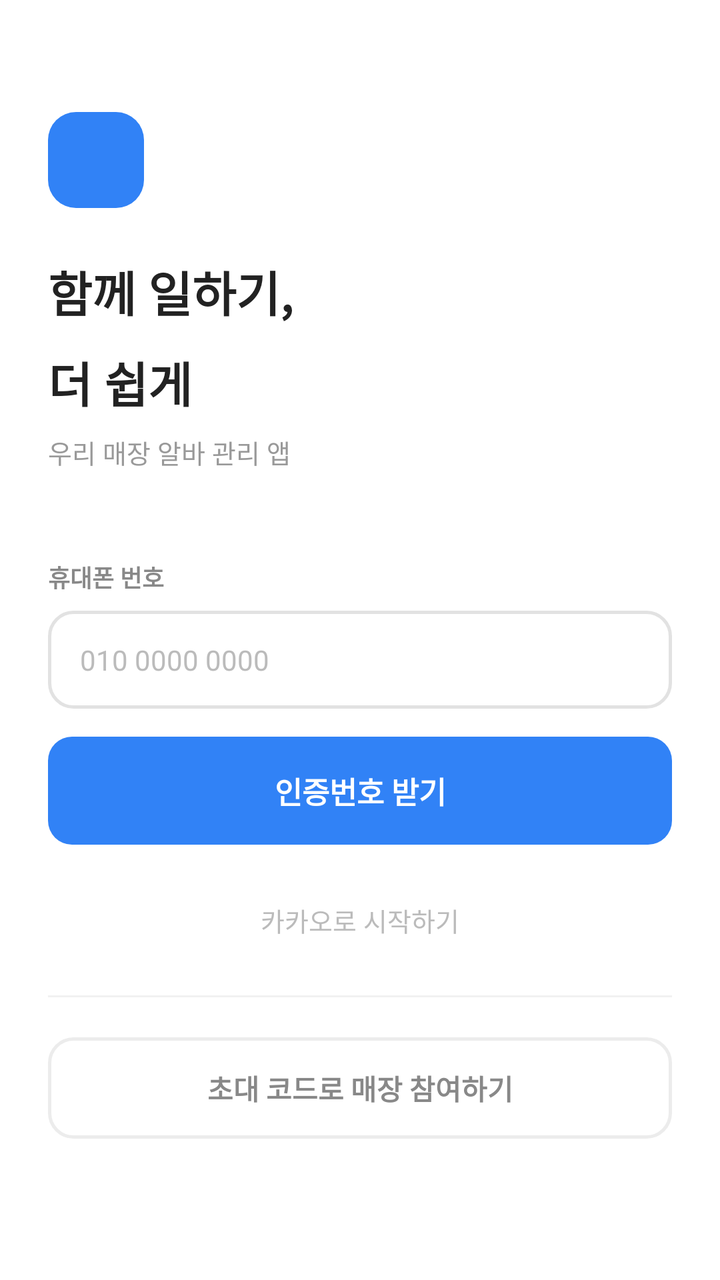
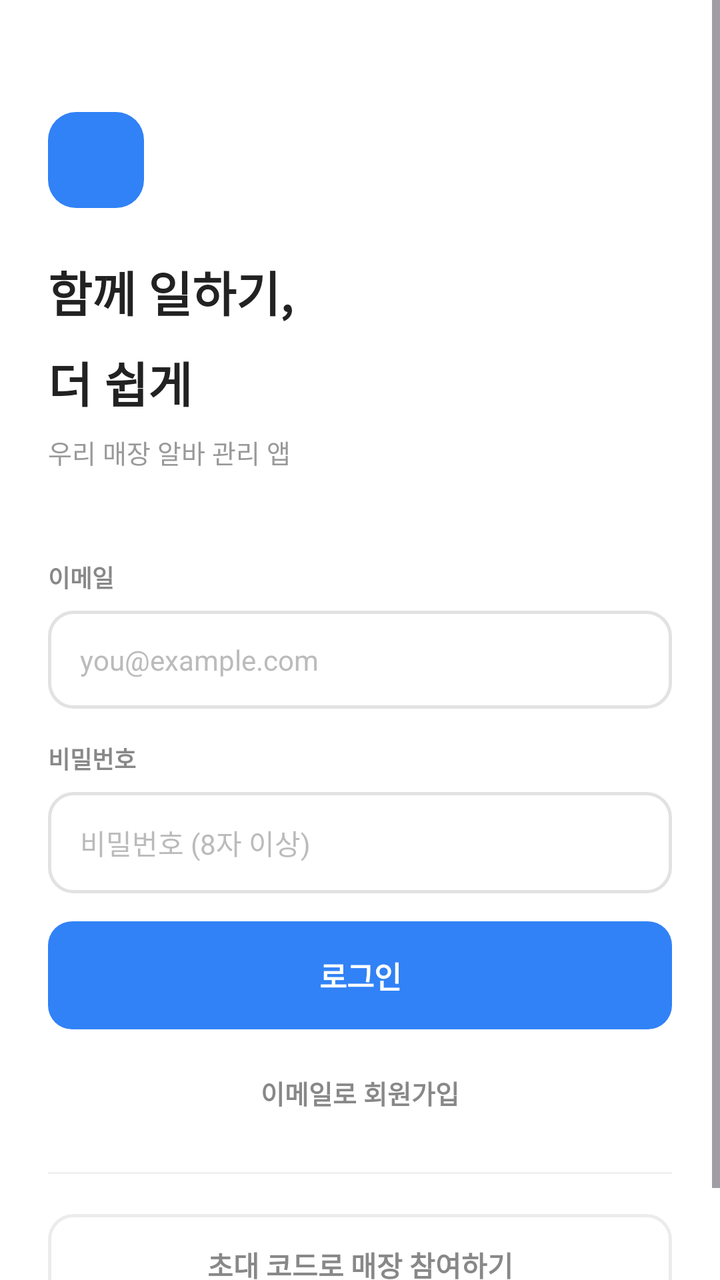

Compare the two renders of this Android layout. The source of the first and the diff that turns it into the second are given below.
<!-- AndroidManifest.xml: application theme Theme.PTManagerEmployee -->
<!-- res/layout/activity_login.xml -->
<?xml version="1.0" encoding="utf-8"?>
<ScrollView xmlns:android="http://schemas.android.com/apk/res/android"
    android:id="@+id/login_root"
    android:layout_width="match_parent"
    android:layout_height="match_parent"
    android:background="@color/white"
    android:fillViewport="true">

    <LinearLayout
        android:layout_width="match_parent"
        android:layout_height="wrap_content"
        android:orientation="vertical"
        android:paddingHorizontal="24dp"
        android:paddingTop="56dp"
        android:paddingBottom="32dp">

        <View
            android:layout_width="48dp"
            android:layout_height="48dp"
            android:background="@drawable/bg_logo_tile" />

        <TextView
            android:layout_width="wrap_content"
            android:layout_height="wrap_content"
            android:layout_marginTop="24dp"
            android:text="함께 일하기,\n더 쉽게"
            android:textColor="@color/text_primary"
            android:textSize="24sp"
            android:textStyle="bold"
            android:lineSpacingMultiplier="1.3" />

        <TextView
            android:layout_width="wrap_content"
            android:layout_height="wrap_content"
            android:layout_marginTop="8dp"
            android:text="우리 매장 알바 관리 앱"
            android:textColor="@color/text_tertiary"
            android:textSize="13sp" />

        <TextView
            android:layout_width="wrap_content"
            android:layout_height="wrap_content"
            android:layout_marginTop="44dp"
            android:text="휴대폰 번호"
            android:textColor="@color/text_secondary"
            android:textSize="12sp"
            android:textStyle="bold" />

        <EditText
            android:id="@+id/input_phone"
            android:layout_width="match_parent"
            android:layout_height="wrap_content"
            android:layout_marginTop="8dp"
            android:background="@drawable/bg_input"
            android:inputType="phone"
            android:hint="010 0000 0000"
            android:textColorHint="@color/text_hint"
            android:textColor="@color/text_primary"
            android:textSize="14sp"
            android:paddingHorizontal="16dp"
            android:paddingVertical="15dp" />

        <TextView
            android:id="@+id/btn_request_code"
            android:layout_width="match_parent"
            android:layout_height="wrap_content"
            android:layout_marginTop="14dp"
            android:background="@drawable/bg_btn_primary"
            android:text="인증번호 받기"
            android:textColor="@color/white"
            android:textSize="15sp"
            android:textStyle="bold"
            android:gravity="center"
            android:paddingVertical="16dp"
            android:foreground="?attr/selectableItemBackground" />

        <TextView
            android:layout_width="match_parent"
            android:layout_height="wrap_content"
            android:layout_marginTop="20dp"
            android:text="카카오로 시작하기"
            android:textColor="@color/text_hint"
            android:textSize="13sp"
            android:gravity="center"
            android:paddingVertical="8dp" />

        <View
            android:layout_width="match_parent"
            android:layout_height="1dp"
            android:layout_marginTop="20dp"
            android:background="@color/divider" />

        <TextView
            android:id="@+id/btn_join_store"
            android:layout_width="match_parent"
            android:layout_height="wrap_content"
            android:layout_marginTop="20dp"
            android:background="@drawable/bg_btn_outline_gray"
            android:text="초대 코드로 매장 참여하기"
            android:textColor="@color/text_secondary"
            android:textSize="14sp"
            android:textStyle="bold"
            android:gravity="center"
            android:paddingVertical="15dp"
            android:foreground="?attr/selectableItemBackground" />
    </LinearLayout>
</ScrollView>
<!-- resources referenced by this layout -->
<resources>
  <color name="divider">#F1F1F1</color>
  <color name="text_hint">#BBBBBB</color>
  <color name="text_primary">#222222</color>
  <color name="text_secondary">#888888</color>
  <color name="text_tertiary">#999999</color>
  <color name="white">#FFFFFFFF</color>
  <!-- drawable bg_btn_outline_gray (drawable) -->
  <?xml version="1.0" encoding="utf-8"?>
  <shape xmlns:android="http://schemas.android.com/apk/res/android" android:shape="rectangle">
      <solid android:color="@color/white" />
      <corners android:radius="12dp" />
      <stroke android:width="1.5dp" android:color="@color/border" />
  </shape>
  <!-- drawable bg_btn_primary (drawable) -->
  <?xml version="1.0" encoding="utf-8"?>
  <shape xmlns:android="http://schemas.android.com/apk/res/android" android:shape="rectangle">
      <solid android:color="@color/brand_blue" />
      <corners android:radius="12dp" />
  </shape>
  <!-- drawable bg_input (drawable) -->
  <?xml version="1.0" encoding="utf-8"?>
  <shape xmlns:android="http://schemas.android.com/apk/res/android" android:shape="rectangle">
      <solid android:color="@color/white" />
      <corners android:radius="12dp" />
      <stroke android:width="1.5dp" android:color="@color/input_border" />
  </shape>
  <!-- drawable bg_logo_tile (drawable) -->
  <?xml version="1.0" encoding="utf-8"?>
  <shape xmlns:android="http://schemas.android.com/apk/res/android" android:shape="rectangle">
      <solid android:color="@color/brand_blue" />
      <corners android:radius="14dp" />
  </shape>
  <style name="Theme.PTManagerEmployee" parent="Base.Theme.PTManagerEmployee" />
  <color name="border">#ECECEC</color>
  <color name="brand_blue">#3182F6</color>
  <color name="input_border">#E2E2E2</color>
  <style name="Base.Theme.PTManagerEmployee" parent="Theme.Material3.Light.NoActionBar">
          <item name="colorPrimary">@color/brand_blue</item>
          <item name="colorOnPrimary">@color/white</item>
          <item name="colorSurface">@color/white</item>
          <item name="colorOnSurface">@color/text_primary</item>
          <item name="android:colorBackground">@color/white</item>
          <item name="android:statusBarColor">@color/white</item>
          <item name="android:navigationBarColor">@color/white</item>
          <item name="android:windowLightStatusBar">true</item>
          <item name="android:windowLightNavigationBar" tools:targetApi="o_mr1">true</item>
      </style>
</resources>

<!-- the commit's change to res/layout/activity_login.xml (unified diff, before → after) -->
@@ -38,22 +38,71 @@
             android:textSize="13sp" />
 
         <TextView
+            android:id="@+id/label_name"
             android:layout_width="wrap_content"
             android:layout_height="wrap_content"
             android:layout_marginTop="44dp"
-            android:text="휴대폰 번호"
+            android:text="이름"
+            android:textColor="@color/text_secondary"
+            android:textSize="12sp"
+            android:textStyle="bold"
+            android:visibility="gone" />
+
+        <EditText
+            android:id="@+id/input_name"
+            android:layout_width="match_parent"
+            android:layout_height="wrap_content"
+            android:layout_marginTop="8dp"
+            android:background="@drawable/bg_input"
+            android:inputType="textPersonName"
+            android:hint="이름"
+            android:textColorHint="@color/text_hint"
+            android:textColor="@color/text_primary"
+            android:textSize="14sp"
+            android:paddingHorizontal="16dp"
+            android:paddingVertical="15dp"
+            android:visibility="gone" />
+
+        <TextView
+            android:layout_width="wrap_content"
+            android:layout_height="wrap_content"
+            android:layout_marginTop="44dp"
+            android:text="이메일"
             android:textColor="@color/text_secondary"
             android:textSize="12sp"
             android:textStyle="bold" />
 
         <EditText
-            android:id="@+id/input_phone"
+            android:id="@+id/input_email"
             android:layout_width="match_parent"
             android:layout_height="wrap_content"
             android:layout_marginTop="8dp"
             android:background="@drawable/bg_input"
-            android:inputType="phone"
-            android:hint="010 0000 0000"
+            android:inputType="textEmailAddress"
+            android:hint="you@example.com"
+            android:textColorHint="@color/text_hint"
+            android:textColor="@color/text_primary"
+            android:textSize="14sp"
+            android:paddingHorizontal="16dp"
+            android:paddingVertical="15dp" />
+
+        <TextView
+            android:layout_width="wrap_content"
+            android:layout_height="wrap_content"
+            android:layout_marginTop="16dp"
+            android:text="비밀번호"
+            android:textColor="@color/text_secondary"
+            android:textSize="12sp"
+            android:textStyle="bold" />
+
+        <EditText
+            android:id="@+id/input_password"
+            android:layout_width="match_parent"
+            android:layout_height="wrap_content"
+            android:layout_marginTop="8dp"
+            android:background="@drawable/bg_input"
+            android:inputType="textPassword"
+            android:hint="비밀번호 (8자 이상)"
             android:textColorHint="@color/text_hint"
             android:textColor="@color/text_primary"
             android:textSize="14sp"
@@ -66,7 +115,7 @@
             android:layout_height="wrap_content"
             android:layout_marginTop="14dp"
             android:background="@drawable/bg_btn_primary"
-            android:text="인증번호 받기"
+            android:text="로그인"
             android:textColor="@color/white"
             android:textSize="15sp"
             android:textStyle="bold"
@@ -75,14 +124,17 @@
             android:foreground="?attr/selectableItemBackground" />
 
         <TextView
+            android:id="@+id/btn_signup"
             android:layout_width="match_parent"
             android:layout_height="wrap_content"
-            android:layout_marginTop="20dp"
-            android:text="카카오로 시작하기"
-            android:textColor="@color/text_hint"
+            android:layout_marginTop="12dp"
+            android:text="이메일로 회원가입"
+            android:textColor="@color/text_secondary"
             android:textSize="13sp"
+            android:textStyle="bold"
             android:gravity="center"
-            android:paddingVertical="8dp" />
+            android:paddingVertical="10dp"
+            android:foreground="?attr/selectableItemBackground" />
 
         <View
             android:layout_width="match_parent"
